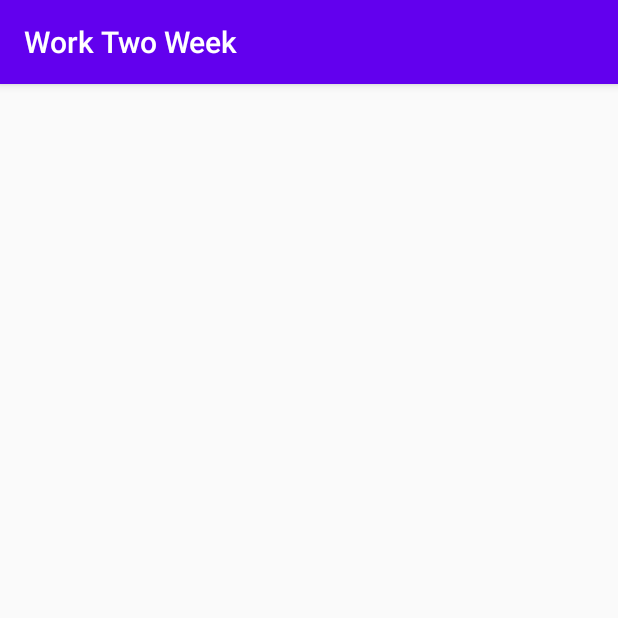
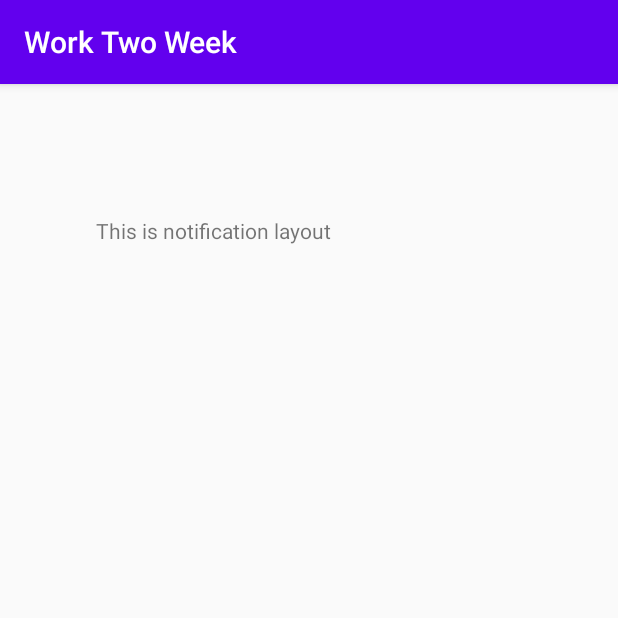
Before and after one commit to haoxiangkaixuea/Work-Two-Week, an Android app: the NotificationActivity screen opened directly, with no data from a screen before it, on a phone screen of 412 x 824 dp, the top half of it. Run offline under Robolectric (Android 15) with nearby library versions, the phone set to English and light mode, and no system bars.

Commit message:
补交代码四

```diff
--- a/app/src/main/java/cn/edu/scujcc/worktwoweek/MyBroaodcastReceiver.java
+++ b/app/src/main/java/cn/edu/scujcc/worktwoweek/MyBroaodcastReceiver.java
@@ -12,6 +12,6 @@ public class MyBroaodcastReceiver extends BroadcastReceiver {
         Toast.makeText(context, "received in standreMyBroaodcastReceiver", Toast.LENGTH_SHORT).show();
         Log.d("standre","standreMyBroaodcastReceiver");
         //在onReceive中调用abortBroadcast方法表示截断这条广播，后面的广播接收器无法收到这条广播。
-       abortBroadcast();
+       //abortBroadcast();
     }
 }
--- /dev/null
+++ b/app/src/main/res/layout/activity_notification.xml
@@ -0,0 +1,19 @@
+<?xml version="1.0" encoding="utf-8"?>
+<androidx.constraintlayout.widget.ConstraintLayout xmlns:android="http://schemas.android.com/apk/res/android"
+    xmlns:app="http://schemas.android.com/apk/res-auto"
+    xmlns:tools="http://schemas.android.com/tools"
+    android:layout_width="match_parent"
+    android:layout_height="match_parent"
+    tools:context=".NotificationActivity">
+
+    <TextView
+        android:id="@+id/textView"
+        android:layout_width="wrap_content"
+        android:layout_height="wrap_content"
+        android:layout_marginStart="64dp"
+        android:layout_marginTop="88dp"
+        android:layout_centerInParent="true"
+        android:text="This is notification layout"
+        app:layout_constraintStart_toStartOf="parent"
+        app:layout_constraintTop_toTopOf="parent" />
+</androidx.constraintlayout.widget.ConstraintLayout>
```
Also changed, not shown: app/src/main/java/cn/edu/scujcc/worktwoweek/MainActivity.java (+6 -28 lines), app/src/main/java/cn/edu/scujcc/worktwoweek/MyService.java (+6 -31 lines).
